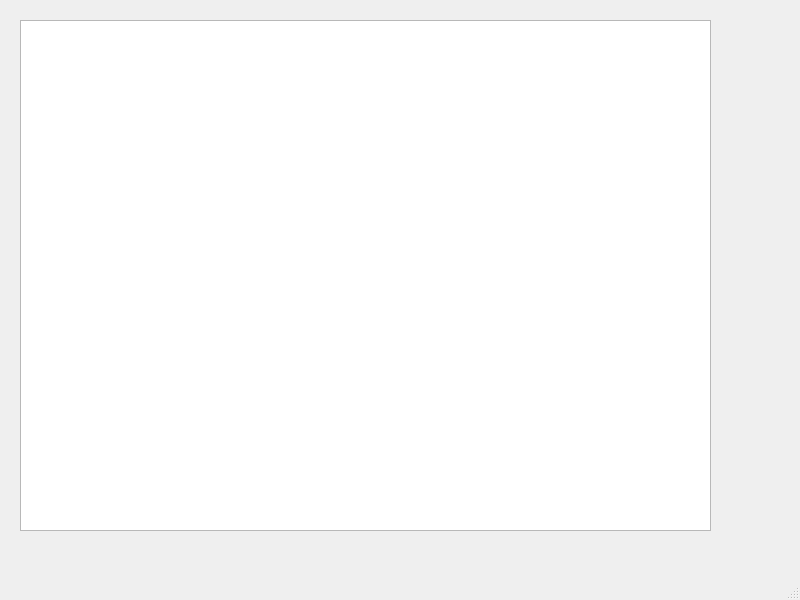
Old version of the form GpuClient/mainwindow.ui in the repository NIU-Senior-Project/QtGUI.
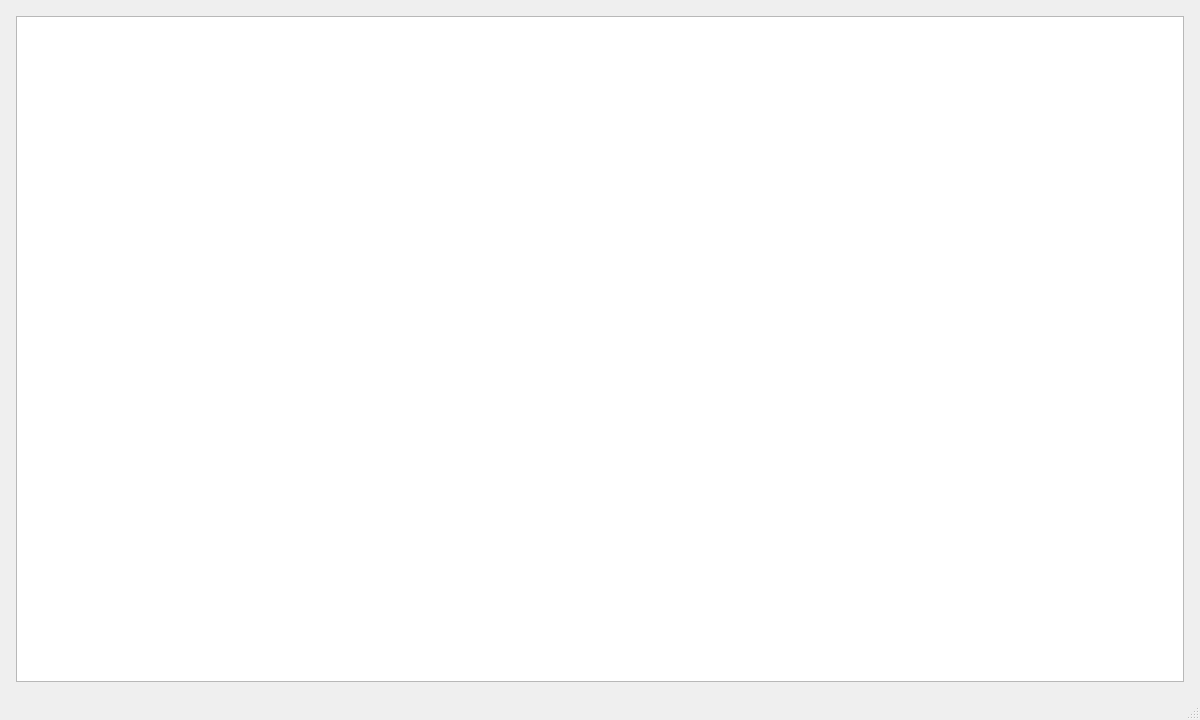
New version of the form. The open tabs and pages were chosen to show the change.

The edit to the form file:
```diff
--- a/GpuClient/mainwindow.ui
+++ b/GpuClient/mainwindow.ui
@@ -4,26 +4,76 @@
  <widget class="QMainWindow" name="MainWindow">
   <property name="geometry">
    <rect>
-    <x>0</x>
-    <y>0</y>
-    <width>800</width>
-    <height>600</height>
+    <x>0</x><y>0</y><width>1200</width><height>720</height>
    </rect>
   </property>
   <property name="windowTitle">
    <string>MainWindow</string>
   </property>
   <widget class="QWidget" name="centralwidget">
-   <widget class="QTableWidget" name="tableWidget">
-    <property name="geometry">
-     <rect>
-      <x>20</x>
-      <y>20</y>
-      <width>691</width>
-      <height>511</height>
-     </rect>
-    </property>
-   </widget>
+   <layout class="QVBoxLayout" name="rootLayout">
+    <property name="leftMargin"><number>0</number></property>
+    <property name="topMargin"><number>0</number></property>
+    <property name="rightMargin"><number>0</number></property>
+    <property name="bottomMargin"><number>0</number></property>
+    <property name="spacing"><number>0</number></property>
+
+    <item>
+     <widget class="QStackedWidget" name="stack">
+      <property name="currentIndex"><number>0</number></property>
+
+      <widget class="QWidget" name="pageHome">
+       <layout class="QVBoxLayout" name="layoutHome">
+        <property name="leftMargin"><number>0</number></property>
+        <property name="topMargin"><number>0</number></property>
+        <property name="rightMargin"><number>0</number></property>
+        <property name="bottomMargin"><number>0</number></property>
+       </layout>
+      </widget>
+
+      <widget class="QWidget" name="pageRent">
+       <layout class="QVBoxLayout" name="layoutRent">
+        <property name="leftMargin"><number>0</number></property>
+        <property name="topMargin"><number>0</number></property>
+        <property name="rightMargin"><number>0</number></property>
+        <property name="bottomMargin"><number>0</number></property>
+       </layout>
+      </widget>
+
+      <widget class="QWidget" name="pageProvide">
+       <layout class="QVBoxLayout" name="layoutProvide">
+        <property name="leftMargin"><number>0</number></property>
+        <property name="topMargin"><number>0</number></property>
+        <property name="rightMargin"><number>0</number></property>
+        <property name="bottomMargin"><number>0</number></property>
+       </layout>
+      </widget>
+
+      <widget class="QWidget" name="pageMission">
+       <layout class="QVBoxLayout" name="layoutMission">
+        <property name="leftMargin"><number>0</number></property>
+        <property name="topMargin"><number>0</number></property>
+        <property name="rightMargin"><number>0</number></property>
+        <property name="bottomMargin"><number>0</number></property>
+       </layout>
+      </widget>
+
+      <widget class="QWidget" name="pageDebug">
+       <layout class="QVBoxLayout" name="layoutDebug">
+        <property name="leftMargin"><number>16</number></property>
+        <property name="topMargin"><number>16</number></property>
+        <property name="rightMargin"><number>16</number></property>
+        <property name="bottomMargin"><number>16</number></property>
+
+        <item>
+         <widget class="QTableWidget" name="tableWidget"/>
+        </item>
+       </layout>
+      </widget>
+
+     </widget>
+    </item>
+   </layout>
   </widget>
   <widget class="QMenuBar" name="menubar">
    <property name="geometry">
```
Left out of the diff: 14 changed lines with no effect on the pictures.
